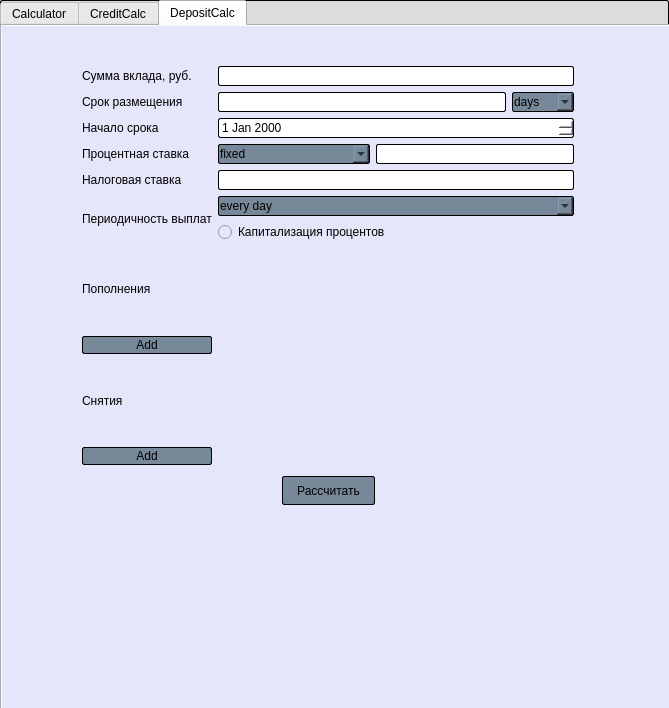
ohiamdaria/smartcalc, file frontend/mainwindow.ui: the form before one commit.
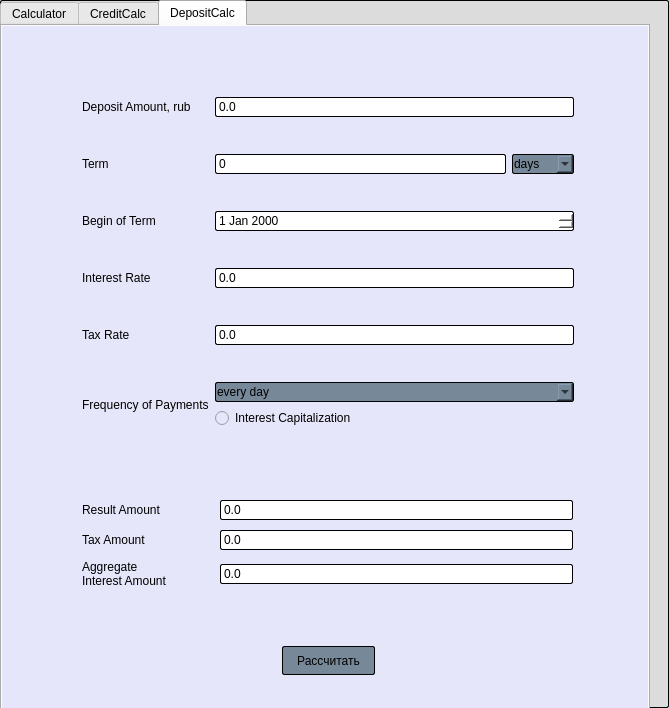
The form after the commit. The open tabs and pages were chosen to show the change. Custom widgets are drawn as their Qt base class.

Patch:
```diff
--- a/frontend/mainwindow.ui
+++ b/frontend/mainwindow.ui
@@ -40,25 +40,30 @@
      <rect>
       <x>0</x>
       <y>0</y>
-      <width>671</width>
-      <height>711</height>
+      <width>650</width>
+      <height>710</height>
      </rect>
     </property>
     <property name="minimumSize">
      <size>
-      <width>671</width>
-      <height>711</height>
+      <width>650</width>
+      <height>710</height>
      </size>
     </property>
     <property name="maximumSize">
      <size>
-      <width>671</width>
-      <height>711</height>
+      <width>650</width>
+      <height>710</height>
      </size>
     </property>
     <property name="styleSheet">
      <string notr="true">QTabWidget {
 	color: #E6E6FA;
+	text: #999999;
+}
+
+QLabel {
+	color: black;
 }</string>
     </property>
     <property name="currentIndex">
@@ -1711,100 +1716,74 @@
        </rect>
       </property>
       <layout class="QGridLayout" name="gridLayout_3">
-       <item row="3" column="1">
-        <layout class="QHBoxLayout" name="horizontalLayout_4">
-         <item>
-          <widget class="QComboBox" name="comboBox_2">
-           <item>
-            <property name="text">
-             <string>fixed</string>
-            </property>
-           </item>
-           <item>
-            <property name="text">
-             <string>depends on the amount</string>
-            </property>
-           </item>
-           <item>
-            <property name="text">
-             <string>depends on the term</string>
-            </property>
-           </item>
-          </widget>
-         </item>
-         <item>
-          <widget class="QLineEdit" name="lineEdit_3"/>
-         </item>
-        </layout>
-       </item>
-       <item row="0" column="1">
-        <widget class="QLineEdit" name="lineEdit"/>
-       </item>
        <item row="1" column="0">
         <widget class="QLabel" name="time_label_2">
          <property name="text">
-          <string>Срок размещения</string>
+          <string>Term</string>
+         </property>
+        </widget>
+       </item>
+       <item row="0" column="1">
+        <widget class="QLineEdit" name="sum_deposit">
+         <property name="text">
+          <string>0.0</string>
+         </property>
+        </widget>
+       </item>
+       <item row="4" column="1">
+        <widget class="QLineEdit" name="tax_rate">
+         <property name="text">
+          <string>0.0</string>
          </property>
         </widget>
        </item>
        <item row="5" column="0">
         <widget class="QLabel" name="period_label">
          <property name="text">
-          <string>Периодичность выплат</string>
+          <string>Frequency of Payments</string>
          </property>
         </widget>
        </item>
-       <item row="5" column="1">
-        <layout class="QVBoxLayout" name="verticalLayout_2">
-         <item>
-          <widget class="QComboBox" name="comboBox_3">
-           <item>
-            <property name="text">
-             <string>every day</string>
-            </property>
-           </item>
-           <item>
-            <property name="text">
-             <string>once a month</string>
-            </property>
-           </item>
-           <item>
-            <property name="text">
-             <string>once a quarter</string>
-            </property>
-           </item>
-           <item>
-            <property name="text">
-             <string>once a year</string>
-            </property>
-           </item>
-           <item>
-            <property name="text">
-             <string>at the end of the term</string>
-            </property>
-           </item>
-          </widget>
-         </item>
-         <item>
-          <widget class="QRadioButton" name="radioButton">
-           <property name="text">
-            <string>Капитализация процентов</string>
-           </property>
-          </widget>
-         </item>
-        </layout>
+       <item row="3" column="0">
+        <widget class="QLabel" name="proz_label_2">
+         <property name="text">
+          <string>Interest Rate</string>
+         </property>
+        </widget>
+       </item>
+       <item row="0" column="0">
+        <widget class="QLabel" name="sum_label_2">
+         <property name="text">
+          <string>Deposit Amount, rub</string>
+         </property>
+        </widget>
        </item>
        <item row="4" column="0">
         <widget class="QLabel" name="nalog_label">
          <property name="text">
-          <string>Налоговая ставка</string>
+          <string>Tax Rate</string>
          </property>
         </widget>
        </item>
+       <item row="3" column="1">
+        <layout class="QHBoxLayout" name="horizontalLayout_4">
+         <item>
+          <widget class="QLineEdit" name="interest_rate">
+           <property name="text">
+            <string>0.0</string>
+           </property>
+          </widget>
+         </item>
+        </layout>
+       </item>
        <item row="1" column="1">
         <layout class="QHBoxLayout" name="horizontalLayout_5">
          <item>
-          <widget class="QLineEdit" name="lineEdit_2"/>
+          <widget class="QLineEdit" name="term_deposit">
+           <property name="text">
+            <string>0</string>
+           </property>
+          </widget>
          </item>
          <item>
           <widget class="QComboBox" name="comboBox">
@@ -1827,74 +1806,50 @@
          </item>
         </layout>
        </item>
-       <item row="2" column="1">
-        <widget class="QDateEdit" name="dateEdit_6"/>
-       </item>
-       <item row="3" column="0">
-        <widget class="QLabel" name="proz_label_2">
-         <property name="text">
-          <string>Процентная ставка</string>
-         </property>
-        </widget>
-       </item>
-       <item row="4" column="1">
-        <widget class="QLineEdit" name="lineEdit_6"/>
-       </item>
        <item row="2" column="0">
         <widget class="QLabel" name="begin_data_label">
          <property name="text">
-          <string>Начало срока</string>
+          <string>Begin of Term</string>
          </property>
         </widget>
        </item>
-       <item row="0" column="0">
-        <widget class="QLabel" name="sum_label_2">
-         <property name="text">
-          <string>Сумма вклада, руб.</string>
-         </property>
-        </widget>
-       </item>
-       <item row="6" column="1">
-        <layout class="QVBoxLayout" name="widgets_frame"/>
-       </item>
-       <item row="6" column="0">
-        <layout class="QVBoxLayout" name="verticalLayout_3">
+       <item row="5" column="1">
+        <layout class="QVBoxLayout" name="verticalLayout_2">
          <item>
-          <widget class="QLabel" name="replenishment_label">
-           <property name="text">
-            <string>Пополнения</string>
-           </property>
+          <widget class="QComboBox" name="frequency_of_pay">
+           <item>
+            <property name="text">
+             <string>every day</string>
+            </property>
+           </item>
+           <item>
+            <property name="text">
+             <string>once a month</string>
+            </property>
+           </item>
+           <item>
+            <property name="text">
+             <string>at the end of the term</string>
+            </property>
+           </item>
           </widget>
          </item>
          <item>
-          <widget class="QPushButton" name="addDeposit_button">
-           <property name="text">
-            <string>Add</string>
+          <widget class="QRadioButton" name="capital">
+           <property name="styleSheet">
+            <string notr="true">QRadioButton {
+	color: black;
+}</string>
            </property>
-          </widget>
-         </item>
-        </layout>
-       </item>
-       <item row="8" column="0">
-        <layout class="QVBoxLayout" name="verticalLayout_4">
-         <item>
-          <widget class="QLabel" name="label_7">
            <property name="text">
-            <string>Снятия</string>
+            <string>Interest Capitalization</string>
            </property>
           </widget>
          </item>
-         <item>
-          <widget class="QPushButton" name="addWithdrawal_button">
-           <property name="text">
-            <string>Add</string>
-           </property>
-          </widget>
-         </item>
         </layout>
        </item>
-       <item row="8" column="1">
-        <layout class="QVBoxLayout" name="widgets_frame2"/>
+       <item row="2" column="1">
+        <widget class="QDateEdit" name="data_begin_term"/>
        </item>
       </layout>
      </widget>
@@ -1902,7 +1857,7 @@
       <property name="geometry">
        <rect>
         <x>280</x>
-        <y>450</y>
+        <y>620</y>
         <width>93</width>
         <height>29</height>
        </rect>
@@ -1911,6 +1866,61 @@
        <string>Рассчитать</string>
       </property>
      </widget>
+     <widget class="QWidget" name="gridLayoutWidget_4">
+      <property name="geometry">
+       <rect>
+        <x>80</x>
+        <y>470</y>
+        <width>491</width>
+        <height>98</height>
+       </rect>
+      </property>
+      <layout class="QGridLayout" name="gridLayout_4">
+       <item row="2" column="1">
+        <widget class="QLineEdit" name="oversum">
+         <property name="text">
+          <string>0.0</string>
+         </property>
+        </widget>
+       </item>
+       <item row="1" column="1">
+        <widget class="QLineEdit" name="tax_sum">
+         <property name="text">
+          <string>0.0</string>
+         </property>
+        </widget>
+       </item>
+       <item row="0" column="1">
+        <widget class="QLineEdit" name="deposit_sum">
+         <property name="text">
+          <string>0.0</string>
+         </property>
+        </widget>
+       </item>
+       <item row="0" column="0">
+        <widget class="QLabel" name="label_5">
+         <property name="text">
+          <string>Result Amount                </string>
+         </property>
+        </widget>
+       </item>
+       <item row="1" column="0">
+        <widget class="QLabel" name="label_6">
+         <property name="text">
+          <string>Tax Amount</string>
+         </property>
+        </widget>
+       </item>
+       <item row="2" column="0">
+        <widget class="QLabel" name="label_7">
+         <property name="text">
+          <string>Aggregate
+Interest Amount</string>
+         </property>
+        </widget>
+       </item>
+      </layout>
+     </widget>
     </widget>
    </widget>
   </widget>
```
Left out of the diff: 50 changed lines with no effect on the pictures.
